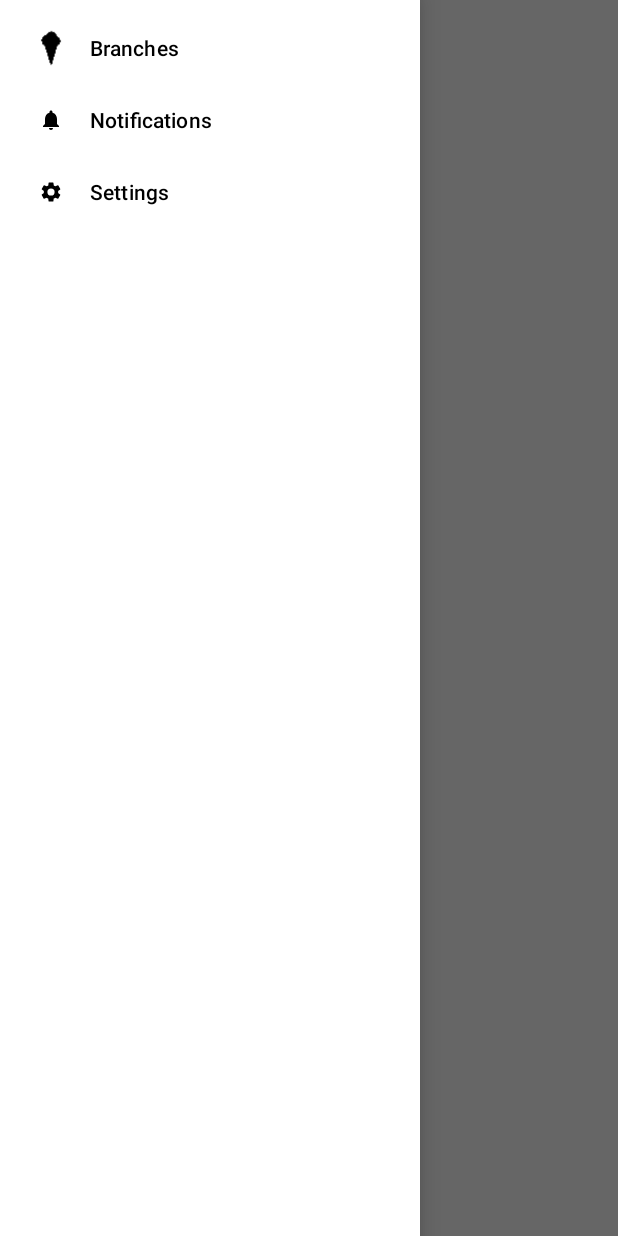
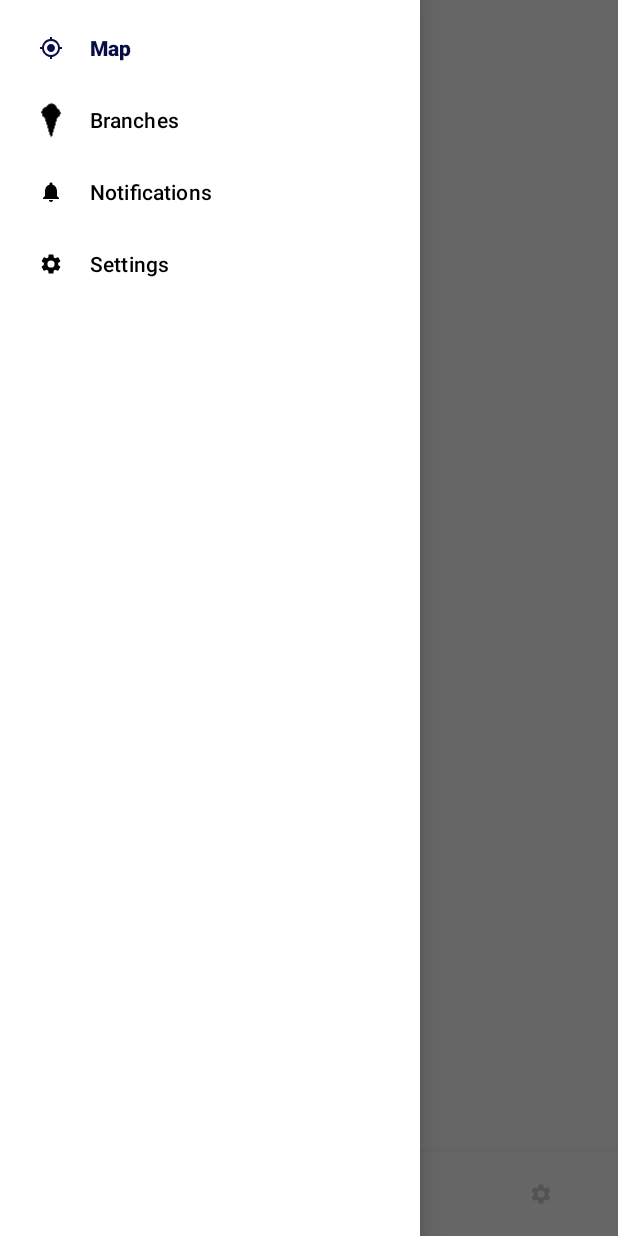
Before and after one commit to AriBeck/Golda-MeIRL, an Android app: the screen it shows after launch (MainActivity), with the side drawer open, on a phone screen of 412 x 824 dp. Run offline under Robolectric (Android 15) with nearby library versions, the phone set to English and light mode, and no system bars; our stand-ins replace Room's generated code, data binding, navigation-ui; libraries missing offline, so code that uses them is left out: com.mapbox.android, com.mapbox.mapboxsdk; Roboto replaces fonts that are not available here; 14 statements that could not run were skipped.

Commit message:
Implemented read notifications and bottom navigation bar, removed hamburger menu functionality

```diff
--- a/app/src/main/java/com/example/goldameirl/misc/NotificationHandler.kt
+++ b/app/src/main/java/com/example/goldameirl/misc/NotificationHandler.kt
@@ -23,6 +23,7 @@ class NotificationHandler(val context: Context) {
     private val coroutineScope = CoroutineScope(Dispatchers.Main + notificationJob)
 
     fun createNotification(title: String, content: String) {
+
         createChannel()
         val intent = Intent(context, MainActivity::class.java).apply {
             flags = Intent.FLAG_ACTIVITY_NEW_TASK or Intent.FLAG_ACTIVITY_CLEAR_TASK
@@ -37,6 +38,7 @@ class NotificationHandler(val context: Context) {
             type = "text/plain"
         }
         val sharePendingIntent = PendingIntent.getActivity(context, 0, shareIntent, 0)
+
         val notification = NotificationCompat.Builder(context, CHANNEL_ID)
             .setSmallIcon(R.drawable.icon_branch)
             .setContentTitle(title)
@@ -46,6 +48,7 @@ class NotificationHandler(val context: Context) {
             .setAutoCancel(true)
             .addAction(android.R.drawable.ic_menu_share, "Share", sharePendingIntent)
             .build()
+
         NotificationManagerCompat.from(context).notify(NOTIFICATION_ID, notification)
 
         val newNotification =
@@ -63,6 +66,7 @@ class NotificationHandler(val context: Context) {
                 description = descriptionText
                 enableVibration(true)
             }
+
             val notificationManager = context.getSystemService(Context.NOTIFICATION_SERVICE) as
                     NotificationManager
             notificationManager.createNotificationChannel(channel)
--- a/app/src/main/java/com/example/goldameirl/model/Notification.kt
+++ b/app/src/main/java/com/example/goldameirl/model/Notification.kt
@@ -9,5 +9,6 @@ data class Notification(
     val id: Long = 0L,
     val title: String,
     val content: String,
-    val createdAt: Long = System.currentTimeMillis()
+    val createdAt: Long = System.currentTimeMillis(),
+    var isRead: Boolean = false
 )
--- a/app/src/main/java/com/example/goldameirl/model/db/DB.kt
+++ b/app/src/main/java/com/example/goldameirl/model/db/DB.kt
@@ -4,10 +4,12 @@ import android.content.Context
 import androidx.room.Database
 import androidx.room.Room
 import androidx.room.RoomDatabase
+import androidx.room.migration.Migration
+import androidx.sqlite.db.SupportSQLiteDatabase
 import com.example.goldameirl.model.Branch
 import com.example.goldameirl.model.Notification
 
-@Database(entities = [Notification::class, Branch::class], version = 1, exportSchema = false)
+@Database(entities = [Notification::class, Branch::class], version = 2, exportSchema = false)
 abstract class DB : RoomDatabase() {
     abstract val notificationDAO: NotificationDAO
     abstract val branchDAO: BranchDAO
@@ -22,8 +24,9 @@ abstract class DB : RoomDatabase() {
 
                 if (instance == null) {
                     instance = Room.databaseBuilder(
-                        context.applicationContext, DB::class.java, "app_database"
-                    ).build()
+                        context.applicationContext, DB::class.java, "app_database")
+                        .fallbackToDestructiveMigration()
+                        .build()
                     INSTANCE = instance
                 }
                 return instance
--- a/app/src/main/java/com/example/goldameirl/model/db/NotificationDAO.kt
+++ b/app/src/main/java/com/example/goldameirl/model/db/NotificationDAO.kt
@@ -1,9 +1,7 @@
 package com.example.goldameirl.model.db
 
 import androidx.lifecycle.LiveData
-import androidx.room.Dao
-import androidx.room.Insert
-import androidx.room.Query
+import androidx.room.*
 import com.example.goldameirl.model.Notification
 
 @Dao
@@ -17,6 +15,9 @@ interface NotificationDAO {
     @Query("SELECT * FROM Notifications")
     fun getAll(): LiveData<List<Notification>>
 
+    @Update
+    fun update(notification: Notification)
+
     @Query("DELETE FROM Notifications")
     fun clear()
 }
--- a/app/src/main/java/com/example/goldameirl/view/BranchesFragment.kt
+++ b/app/src/main/java/com/example/goldameirl/view/BranchesFragment.kt
@@ -51,11 +51,11 @@ class BranchesFragment : Fragment() {
             list?.let {
                 if(it.isEmpty()) {
                     binding.branchesList.visibility = View.GONE
-                    binding.branchesList.visibility = View.VISIBLE
+                    binding.branchesEmpty.visibility = View.VISIBLE
                 }
                 else {
                     adapter.submitList(it)
-                    binding.branchesList.visibility = View.GONE
+                    binding.branchesEmpty.visibility = View.GONE
                     binding.branchesList.visibility = View.VISIBLE
                 }
             }
--- a/app/src/main/java/com/example/goldameirl/view/MainActivity.kt
+++ b/app/src/main/java/com/example/goldameirl/view/MainActivity.kt
@@ -1,5 +1,6 @@
 package com.example.goldameirl.view
 
+import android.content.SharedPreferences
 import android.location.Location
 import androidx.appcompat.app.AppCompatActivity
 import android.os.Bundle
@@ -11,9 +12,12 @@ import androidx.lifecycle.LiveData
 import androidx.lifecycle.MutableLiveData
 import androidx.navigation.*
 import androidx.navigation.ui.NavigationUI
+import androidx.navigation.ui.setupWithNavController
+import androidx.preference.PreferenceManager
 import com.example.goldameirl.R
 import com.example.goldameirl.databinding.ActivityMainBinding
 import com.example.goldameirl.model.BranchManager
+import com.google.android.material.bottomnavigation.BottomNavigationView
 import com.mapbox.android.core.location.*
 import com.mapbox.android.core.permissions.PermissionsListener
 import com.mapbox.android.core.permissions.PermissionsManager
@@ -38,6 +42,15 @@ class MainActivity : AppCompatActivity(), PermissionsListener {
     override fun onCreate(savedInstanceState: Bundle?) {
         super.onCreate(savedInstanceState)
 
+        branchManager = BranchManager(applicationContext)
+        val preferences = PreferenceManager.getDefaultSharedPreferences(application)
+        branchManager.apply {
+            notificationTime = preferences.getLong(NOTIFICATION_TIME, 0L)
+            lastBranch = preferences.getDouble(LAST_BRANCH, 1.0)
+            interval = preferences.getInt("time", 1).times(5).toLong()
+            radius = preferences.getInt("radius", 5).times(100)
+        }
+
         if (!PermissionsManager.areLocationPermissionsGranted(application)) {
             permissionsManager.requestLocationPermissions(this)
         }
@@ -46,7 +59,8 @@ class MainActivity : AppCompatActivity(), PermissionsListener {
         navController = this.findNavController(R.id.nav_host_fragment)
         drawerLayout = binding.drawerLayout
         NavigationUI.setupWithNavController(binding.navView, navController)
-        branchManager = BranchManager(applicationContext)
+        findViewById<BottomNavigationView>(R.id.bottom_nav)
+            .setupWithNavController(navController)
         initLocationEngine()
     }
 
@@ -95,4 +109,7 @@ class MainActivity : AppCompatActivity(), PermissionsListener {
     ) {
         permissionsManager.onRequestPermissionsResult(requestCode, permissions, grantResults)
     }
+
+    private fun SharedPreferences.getDouble(key: String, default: Double) =
+        java.lang.Double.longBitsToDouble(getLong(key, java.lang.Double.doubleToRawLongBits(default)))
 }
--- a/app/src/main/java/com/example/goldameirl/view/MapFragment.kt
+++ b/app/src/main/java/com/example/goldameirl/view/MapFragment.kt
@@ -2,20 +2,16 @@ package com.example.goldameirl.view
 
 import android.annotation.SuppressLint
 import android.content.Context
-import android.content.SharedPreferences
 import android.location.Location
 import android.os.Bundle
 import androidx.fragment.app.Fragment
 import android.view.LayoutInflater
 import android.view.View
 import android.view.ViewGroup
-import androidx.core.view.GravityCompat
 import androidx.databinding.DataBindingUtil
-import androidx.drawerlayout.widget.DrawerLayout
 import androidx.lifecycle.Observer
 import androidx.lifecycle.ViewModelProvider
 import androidx.navigation.fragment.findNavController
-import androidx.preference.PreferenceManager
 import com.example.goldameirl.R
 import com.example.goldameirl.databinding.FragmentMapBinding
 import com.example.goldameirl.misc.TOKEN
@@ -43,7 +39,6 @@ class MapFragment : Fragment(), OnMapReadyCallback {
     private var mapView: MapView? = null
     lateinit var viewModel: MapViewModel
     lateinit var binding: FragmentMapBinding
-    lateinit var drawerLayout: DrawerLayout
     var location: Location = Location("myLocation")
     lateinit var mapboxMap: MapboxMap
     private lateinit var mainActivity: MainActivity
@@ -54,6 +49,7 @@ class MapFragment : Fragment(), OnMapReadyCallback {
         mainActivity = requireNotNull(activity) as MainActivity
         application = requireNotNull(activity).application
         Mapbox.getInstance(application, TOKEN)
+
         binding = DataBindingUtil.inflate<FragmentMapBinding>(
             inflater, R.layout.fragment_map, container, false
         )
@@ -64,22 +60,13 @@ class MapFragment : Fragment(), OnMapReadyCallback {
             )
         ).get(MapViewModel::class.java)
 
-        val preferences = PreferenceManager.getDefaultSharedPreferences(application)
-        viewModel.branchManager.apply {
-            notificationTime = preferences.getLong(NOTIFICATION_TIME, 0L)
-            lastBranch = preferences.getDouble(LAST_BRANCH, 1.0)
-            interval = preferences.getInt("time", 1).times(5).toLong()
-            radius = preferences.getInt("radius", 5).times(100)
-        }
         mapView = binding.mapView
         binding.viewModel = viewModel
-        drawerLayout = activity?.findViewById(R.id.drawer_layout)!!
+
         binding.locationButton.setOnClickListener {
             centerCameraOnLocation(mapboxMap, location)
         }
-        binding.menuButton.setOnClickListener {
-            drawerLayout.openDrawer(GravityCompat.START)
-        }
+
         mapView?.onCreate(savedInstanceState)
         mapView?.getMapAsync(this)
 
@@ -119,7 +106,6 @@ class MapFragment : Fragment(), OnMapReadyCallback {
                 if (location.distanceTo(newLocation) >= 100) {
                     centerCameraOnLocation(mapboxMap, newLocation)
                 }
-                viewModel.checkBranchDistance(newLocation)
                 location = newLocation
             })
         }
@@ -180,7 +166,4 @@ class MapFragment : Fragment(), OnMapReadyCallback {
         super.onSaveInstanceState(outState)
         mapView?.onSaveInstanceState(outState)
     }
-
-    private fun SharedPreferences.getDouble(key: String, default: Double) =
-        java.lang.Double.longBitsToDouble(getLong(key, java.lang.Double.doubleToRawLongBits(default)))
 }
--- a/app/src/main/java/com/example/goldameirl/view/NotificationsFragment.kt
+++ b/app/src/main/java/com/example/goldameirl/view/NotificationsFragment.kt
@@ -23,13 +23,16 @@ class NotificationsFragment : Fragment() {
         savedInstanceState: Bundle?
     ): View? {
         val application = requireNotNull(this.activity).application
+
         val binding = DataBindingUtil.inflate<FragmentNotificationsBinding>(
             inflater,
             R.layout.fragment_notifications, container, false
         )
+
         val viewModelFactory = NotificationsViewModelFactory(application)
         viewModel = ViewModelProvider(this, viewModelFactory)
             .get(NotificationsViewModel::class.java)
+
         binding.viewModel = viewModel
         adapter = NotificationAdapter()
         binding.notificationList.adapter = adapter
@@ -49,5 +52,4 @@ class NotificationsFragment : Fragment() {
         })
         return binding.root
     }
-
 }
--- a/app/src/main/java/com/example/goldameirl/viewmodel/MapViewModel.kt
+++ b/app/src/main/java/com/example/goldameirl/viewmodel/MapViewModel.kt
@@ -5,7 +5,6 @@ import android.location.Location
 import androidx.lifecycle.LiveData
 import androidx.lifecycle.MutableLiveData
 import androidx.lifecycle.ViewModel
-import com.example.goldameirl.model.BranchManager
 import com.example.goldameirl.model.BranchRepository
 import kotlinx.coroutines.CoroutineScope
 import kotlinx.coroutines.Dispatchers
@@ -18,8 +17,6 @@ class MapViewModel(
 ) : ViewModel() {
     private val repoJob = Job()
     private val coroutineScope = CoroutineScope(Dispatchers.Main + repoJob)
-
-    val branchManager: BranchManager = BranchManager(context)
 
     private val _toNotifications = MutableLiveData<Boolean>()
     val toNotifications: LiveData<Boolean>
@@ -41,10 +38,6 @@ class MapViewModel(
         }
     }
 
-    fun checkBranchDistance(location: Location?) {
-        branchManager.checkBranchDistance(location)
-    }
-
     fun onNotificationsClick() {
         _toNotifications.value = true
     }
--- a/app/src/main/res/layout/activity_main.xml
+++ b/app/src/main/res/layout/activity_main.xml
@@ -9,27 +9,44 @@
     android:layout_width="match_parent"
     android:layout_height="match_parent">
 
-        <LinearLayout
+        <androidx.constraintlayout.widget.ConstraintLayout
             android:layout_width="match_parent"
             android:layout_height="match_parent"
+            android:orientation="vertical"
             tools:context=".view.MainActivity">
 
             <fragment
                 android:id="@+id/nav_host_fragment"
                 android:name="androidx.navigation.fragment.NavHostFragment"
                 android:layout_width="match_parent"
-                android:layout_height="match_parent"
+                android:layout_height="0dp"
                 app:defaultNavHost="true"
+                app:layout_constraintBottom_toTopOf="@+id/bottom_nav"
+                app:layout_constraintStart_toStartOf="parent"
+                app:layout_constraintTop_toTopOf="parent"
                 app:navGraph="@navigation/nav_graph" />
 
-        </LinearLayout>
+            <com.google.android.material.bottomnavigation.BottomNavigationView
+                android:id="@+id/bottom_nav"
+                android:layout_width="match_parent"
+                android:layout_height="wrap_content"
+                app:itemTextColor="@color/selected_highlight"
+                app:itemIconTint="@color/selected_highlight"
+                app:layout_constraintBottom_toBottomOf="parent"
+                app:layout_constraintStart_toStartOf="parent"
+                app:layout_constraintTop_toBottomOf="@id/nav_host_fragment"
+
+                app:menu="@menu/bottom_navigation_menu" />
+
+        </androidx.constraintlayout.widget.ConstraintLayout>
 
     <com.google.android.material.navigation.NavigationView
         android:id="@+id/navView"
         android:layout_width="wrap_content"
         android:layout_height="match_parent"
         android:layout_gravity="start"
-        app:menu="@menu/navdrawer_menu" />
+        style="@style/Theme.AppCompat.DayNight.NoActionBar"
+        app:menu="@menu/bottom_navigation_menu" />
 
     </androidx.drawerlayout.widget.DrawerLayout>
 
--- a/app/src/main/res/menu/navdrawer_menu.xml
+++ b/app/src/main/res/menu/bottom_navigation_menu.xml
@@ -1,17 +1,20 @@
 <?xml version="1.0" encoding="utf-8"?>
-<menu xmlns:app="http://schemas.android.com/apk/res-auto"
-    xmlns:android="http://schemas.android.com/apk/res/android">
+<menu xmlns:android="http://schemas.android.com/apk/res/android">
 
+    <item
+        android:id="@+id/mapFragment"
+        android:icon="@drawable/icon_my_location_foreground"
+        android:title="@string/map_item" />
     <item
         android:id="@+id/branchesFragment"
         android:icon="@drawable/icon_branch"
-        android:title="Branches" />
+        android:title="@string/branches_item" />
     <item
         android:id="@+id/notificationsFragment"
         android:icon="@drawable/icon_notification_button_foreground"
-        android:title="Notifications" />
+        android:title="@string/notifications_item" />
     <item
         android:id="@+id/settingsFragment"
         android:icon="@drawable/icon_settings_button"
-        android:title="Settings" />
+        android:title="@string/settings_item" />
 </menu>
--- a/app/src/main/res/values/strings.xml
+++ b/app/src/main/res/values/strings.xml
@@ -9,4 +9,8 @@
     <string name="notifications_empty">No Notifications</string>
     <string name="branches_title">Branches</string>
     <string name="branches_empty">No Branches Loaded</string>
+    <string name="map_item">Map</string>
+    <string name="branches_item">Branches</string>
+    <string name="notifications_item">Notifications</string>
+    <string name="settings_item">Settings</string>
 </resources>
```
Also changed, not shown: app/src/main/java/com/example/goldameirl/misc/Utilities.kt (renamed from app/src/main/java/com/example/goldameirl/misc/StringUtilities.kt, +9 -1 lines), app/src/main/java/com/example/goldameirl/viewmodel/NotificationsViewModel.kt (+61 -4 lines), app/src/main/res/layout/notification_list_item.xml (+26 -17 lines).
